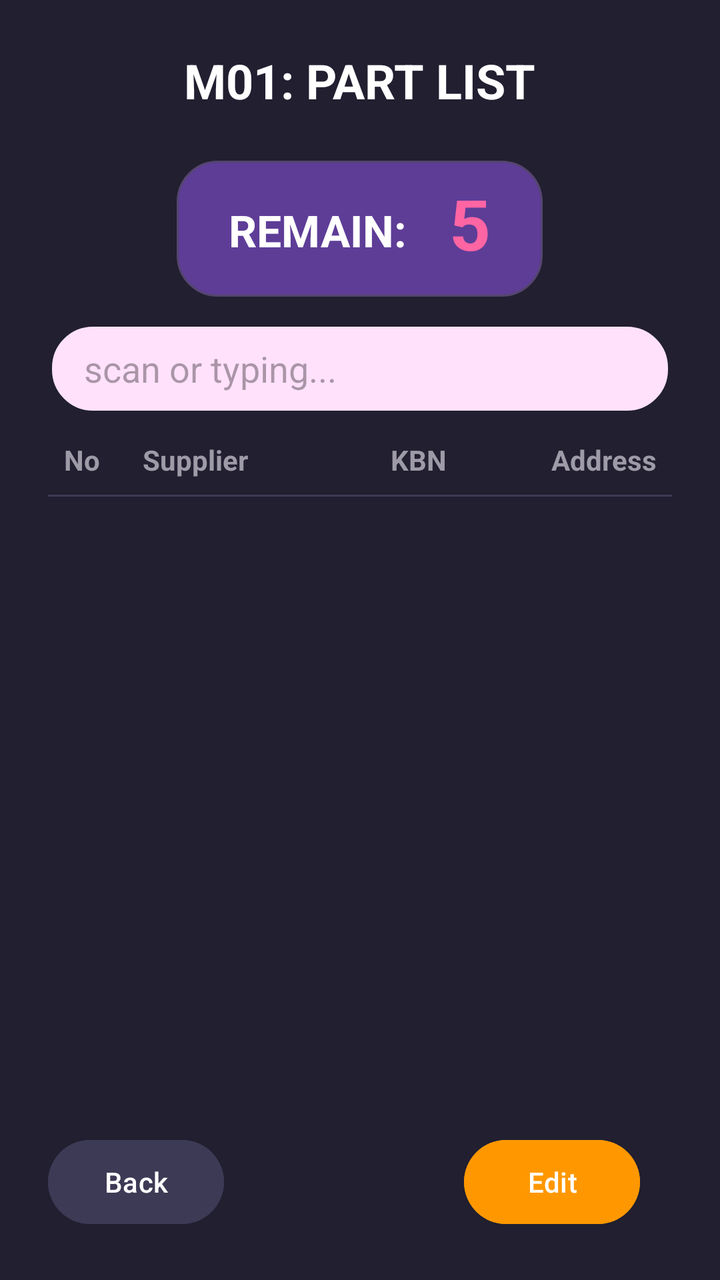
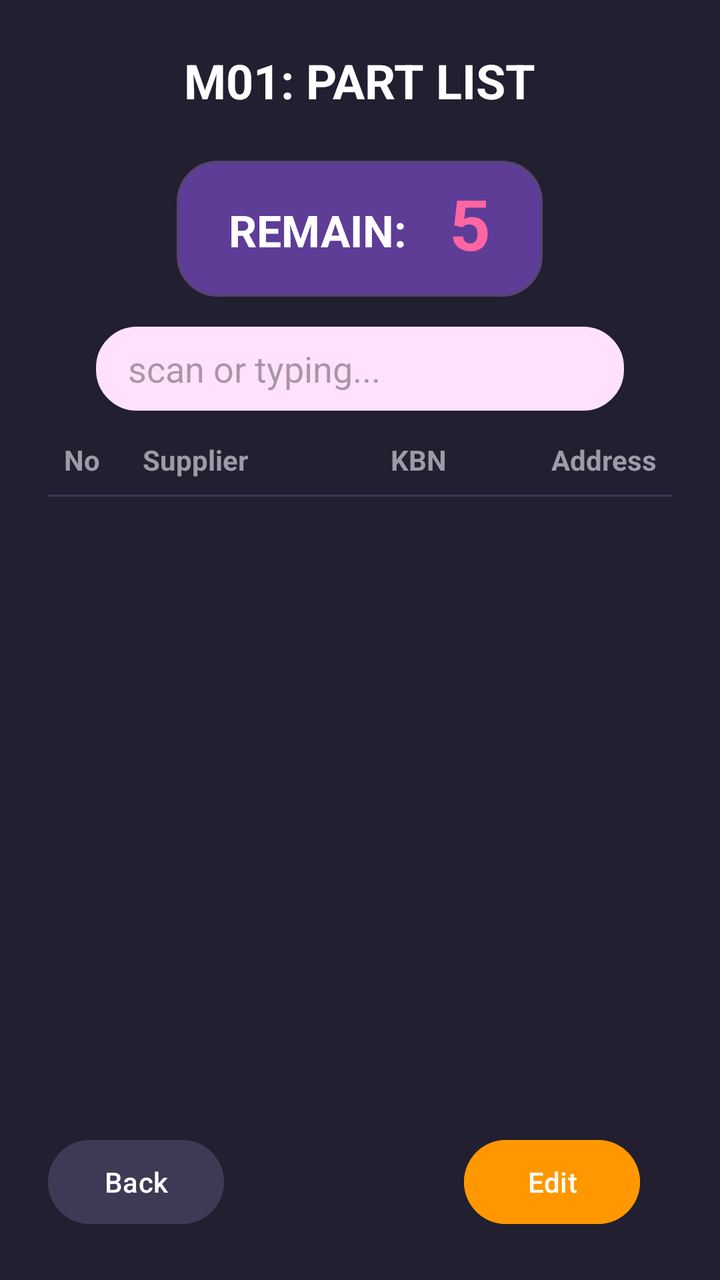

Before-and-after screenshots of an Android layout around one commit, followed by the original layout XML and the change that was made.
<!-- AndroidManifest.xml: application theme Theme.PMLCHECKK -->
<!-- res/layout/activity_screen4.xml -->
<?xml version="1.0" encoding="utf-8"?>
<LinearLayout xmlns:android="http://schemas.android.com/apk/res/android"
    android:layout_width="match_parent"
    android:layout_height="match_parent"
    android:orientation="vertical"
    android:background="@color/bg_main"
    android:padding="24dp">

    <TextView
        android:id="@+id/txtHeaderAddress"
        android:layout_width="wrap_content"
        android:layout_height="wrap_content"
        android:text="M01: PART LIST"
        android:textColor="@color/text_primary"
        android:textSize="24sp"
        android:textStyle="bold"
        android:layout_gravity="center_horizontal"
        android:layout_marginBottom="24dp"/>

    <LinearLayout
        android:layout_width="183dp"
        android:layout_height="68dp"
        android:layout_gravity="center_horizontal"
        android:layout_marginBottom="15dp"
        android:background="@drawable/bg_modern_card"
        android:gravity="center"
        android:orientation="horizontal"
        android:padding="20dp">

        <TextView
            android:layout_width="wrap_content"
            android:layout_height="wrap_content"
            android:text="REMAIN: "
            android:textColor="@color/text_primary"
            android:textSize="22sp"
            android:textStyle="bold" />

        <TextView
            android:id="@+id/txtRemainCount"
            android:layout_width="wrap_content"
            android:layout_height="55dp"
            android:layout_marginStart="16dp"
            android:text="5"
            android:textColor="@color/accent_pink"
            android:textSize="36sp"
            android:textStyle="bold" />
    </LinearLayout>

    <EditText
        android:id="@+id/edtFastScan"
        android:layout_width="308dp"
        android:layout_height="42dp"
        android:layout_gravity="center_horizontal"
        android:layout_marginBottom="15dp"
        android:background="@drawable/bg_modern_card"
        android:backgroundTint="#FFE1FB"
        android:hint="scan or typing..."
        android:imeOptions="actionDone"
        android:inputType="text"
        android:maxLines="1"
        android:paddingHorizontal="16dp"
        android:textColor="#000000" />

    <LinearLayout
        android:layout_width="match_parent"
        android:layout_height="wrap_content"
        android:orientation="horizontal"
        android:paddingBottom="8dp"
        android:paddingHorizontal="8dp">

        <TextView android:layout_width="0dp" android:layout_height="wrap_content" android:layout_weight="1" android:text="No" android:textColor="@color/text_secondary" android:textStyle="bold"/>
        <TextView android:layout_width="0dp" android:layout_height="wrap_content" android:layout_weight="2.5" android:text="Supplier" android:textColor="@color/text_secondary" android:textStyle="bold"/>
        <TextView android:layout_width="0dp" android:layout_height="wrap_content" android:layout_weight="2" android:text="KBN" android:textColor="@color/text_secondary" android:textStyle="bold" android:gravity="center"/>
        <TextView android:layout_width="0dp" android:layout_height="wrap_content" android:layout_weight="2" android:text="Address" android:textColor="@color/text_secondary" android:textStyle="bold" android:gravity="end"/>
    </LinearLayout>

    <View
        android:layout_width="match_parent"
        android:layout_height="1dp"
        android:background="#3D3A55"
        android:layout_marginBottom="8dp"/>

    <androidx.recyclerview.widget.RecyclerView
        android:id="@+id/recyclerViewPartList"
        android:layout_width="match_parent"
        android:layout_height="0dp"
        android:layout_weight="1"
        android:clipToPadding="false"
        android:paddingBottom="16dp"/>

    <LinearLayout
        android:layout_width="match_parent"
        android:layout_height="wrap_content"
        android:orientation="horizontal"
        android:layout_marginTop="8dp">

        <Button
            android:id="@+id/btnBack"
            android:layout_width="wrap_content"
            android:layout_height="50dp"
            android:text="Back"
            android:textColor="@color/text_primary"
            android:backgroundTint="#3D3A55" />

        <View
            android:layout_width="0dp"
            android:layout_height="0dp"
            android:layout_weight="1" />

        <Button
            android:id="@+id/btnEdit"
            android:layout_width="wrap_content"
            android:layout_height="50dp"
            android:text="Edit"
            android:textColor="@color/text_primary"
            android:backgroundTint="#FF9800"
            android:layout_marginEnd="16dp" />


    </LinearLayout>

</LinearLayout>
<!-- resources referenced by this layout -->
<resources>
  <color name="accent_pink">#FF65A3</color>
  <color name="bg_main">#211F30</color>
  <color name="text_primary">#FFFFFF</color>
  <color name="text_secondary">#9E9AA7</color>
  <!-- drawable bg_modern_card (drawable) -->
  <?xml version="1.0" encoding="utf-8"?>
  <shape xmlns:android="http://schemas.android.com/apk/res/android">
      <solid android:color="@color/bg_card"/> <corners android:radius="20dp"/> <stroke android:width="1dp" android:color="#54456D"/>
  </shape>
  <style name="Theme.PMLCHECKK" parent="Base.Theme.PMLCHECKK" />
  <color name="bg_card">#5E3D97</color>
  <style name="Base.Theme.PMLCHECKK" parent="Theme.Material3.DayNight.NoActionBar">
          
          
      </style>
</resources>

<!-- the commit's change to res/layout/activity_screen4.xml (unified diff, before → after) -->
@@ -48,7 +48,7 @@
 
     <EditText
         android:id="@+id/edtFastScan"
-        android:layout_width="308dp"
+        android:layout_width="264dp"
         android:layout_height="42dp"
         android:layout_gravity="center_horizontal"
         android:layout_marginBottom="15dp"
